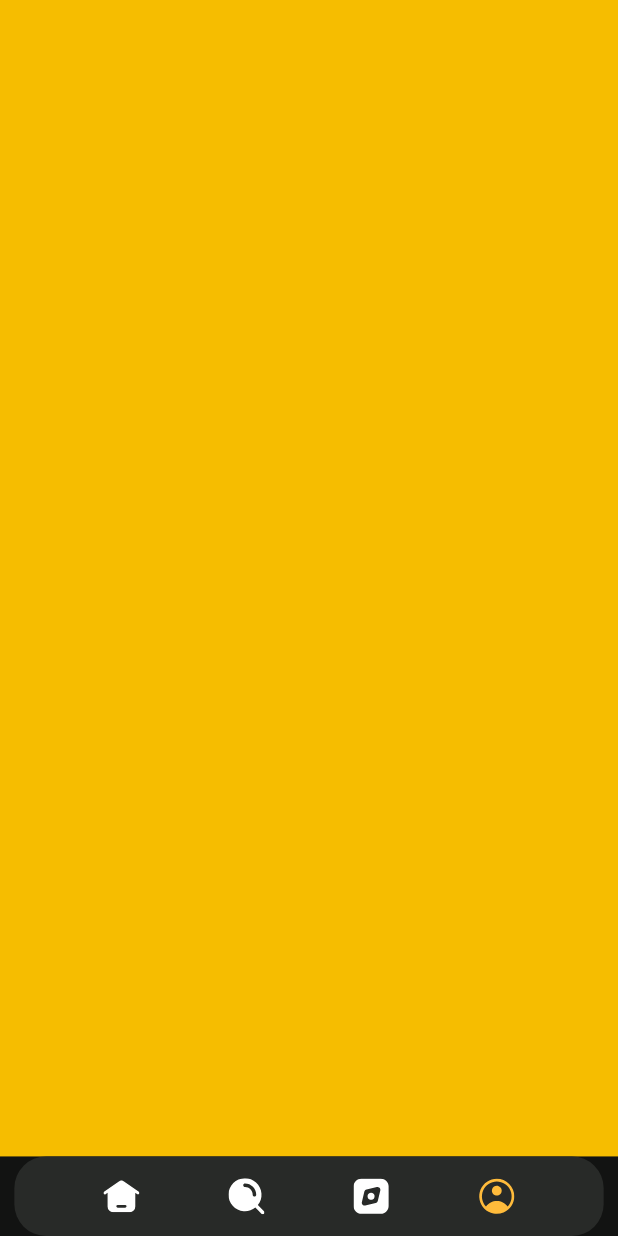
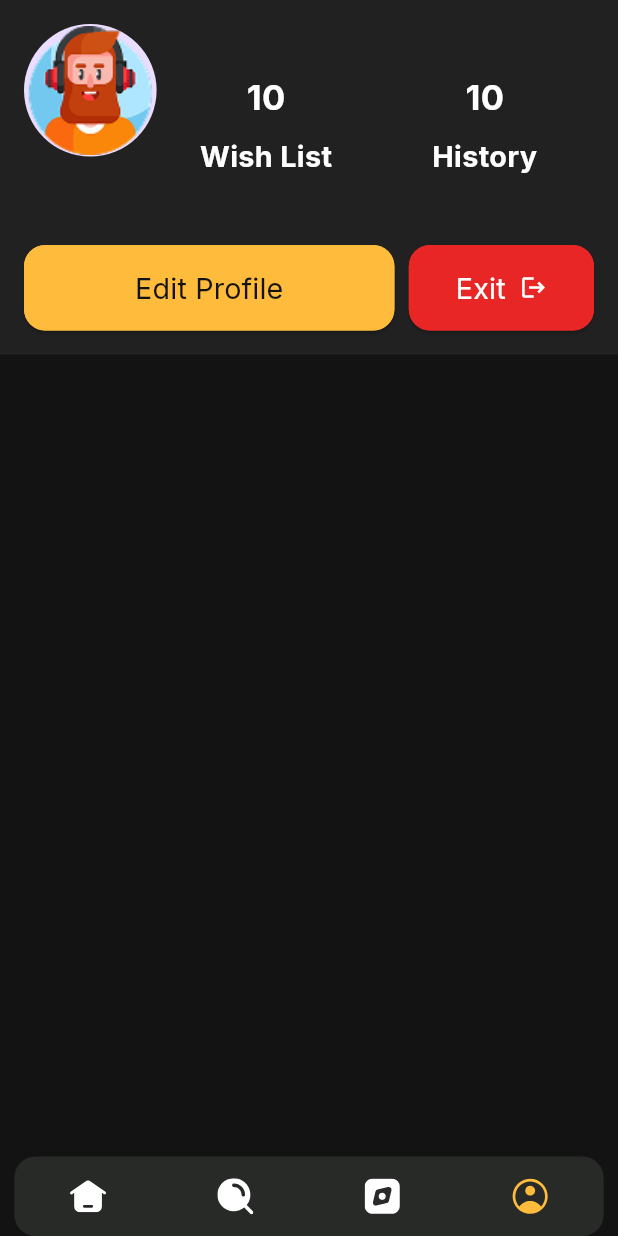
Before and after one commit to HossamHesham2/movie_app, a Flutter app: the MainLayoutView screen opened by its route, item 4 of the bottom bar chosen, on a phone screen of 412 x 824 dp. Run offline on Flutter 3.47's test engine with Material 3 defaults, Android fonts, the phone set to English and light mode, and no system bars; our stand-ins replace bloc, carousel_slider, cloud_firestore, dio, equatable, firebase_auth and 7 more; accounts and stored records are empty; network calls fail.

Commit message:
make Profile View And handel logout logic

```diff
--- a/lib/Features/login/cubit/login_cubit.dart
+++ b/lib/Features/login/cubit/login_cubit.dart
@@ -47,6 +47,8 @@ class LoginCubit extends Cubit<LoginState> {
         prefs.setBool(ConstantsManager.ISLOGGEDIN_KEY, true);
         print("token : $token");
         emit(LoginSuccess(user.uid));
+        emailController.clear();
+        passwordController.clear();
         return true;
       } else {
         emit(LoginFailure('User not found.'));
--- a/lib/Features/login/view/login_view.dart
+++ b/lib/Features/login/view/login_view.dart
@@ -213,7 +213,7 @@ class _LoginViewState extends State<LoginView> {
                       // TODO : SignIn With Google Button
                       CustomElevatedButton(
                         text: context.appLocalizations!.login_with_google,
-                        widget: Icon(
+                        prefixWidget: Icon(
                           FontAwesomeIcons.google,
                           color: StyleManager.black28,
                           size: 25.sp,
--- /dev/null
+++ b/lib/Features/profile/cubits/profile_cubit.dart
@@ -0,0 +1,8 @@
+import 'package:bloc/bloc.dart';
+import 'package:meta/meta.dart';
+
+part 'profile_state.dart';
+
+class ProfileCubit extends Cubit<ProfileState> {
+  ProfileCubit() : super(ProfileInitial());
+}
--- /dev/null
+++ b/lib/Features/profile/cubits/profile_state.dart
@@ -0,0 +1,6 @@
+part of 'profile_cubit.dart';
+
+@immutable
+sealed class ProfileState {}
+
+final class ProfileInitial extends ProfileState {}
--- a/lib/Features/profile/view/profile_view.dart
+++ b/lib/Features/profile/view/profile_view.dart
@@ -1,13 +1,133 @@
+import 'package:firebase_auth/firebase_auth.dart';
 import 'package:flutter/material.dart';
+import 'package:flutter_screenutil/flutter_screenutil.dart';
+import 'package:movie_app/config/routes/routes_manager.dart';
+import 'package:movie_app/core/assets/assets_manager.dart';
+import 'package:movie_app/core/constants/constants_manager.dart';
+import 'package:movie_app/core/extensions/build_context_extension.dart';
 import 'package:movie_app/core/styles/style_manager.dart';
+import 'package:movie_app/widgets/custom_elevated_button.dart';
+import 'package:movie_app/widgets/custom_history.dart';
+import 'package:movie_app/widgets/custom_profile_image.dart';
+import 'package:movie_app/widgets/custom_text_button.dart';
+import 'package:shared_preferences/shared_preferences.dart';
 
-class ProfileView extends StatelessWidget {
+class ProfileView extends StatefulWidget {
   const ProfileView({super.key});
+
+  @override
+  State<ProfileView> createState() => _ProfileViewState();
+}
+
+class _ProfileViewState extends State<ProfileView> {
+  final user = FirebaseAuth.instance.currentUser;
+
+  // Name, email address, and profile photo URL
+  late final name = user?.displayName ?? "";
 
   @override
   Widget build(BuildContext context) {
     return Scaffold(
-      backgroundColor: StyleManager.yellowF6,
+      body: Column(
+        children: [
+          Container(
+            padding: EdgeInsets.all(16),
+            decoration: BoxDecoration(color: StyleManager.black21),
+            child: SafeArea(
+              child: Column(
+                children: [
+                  Row(
+                    mainAxisAlignment: MainAxisAlignment.spaceBetween,
+                    children: [
+                      CustomProfileImage(
+                        name: name,
+                        imageProfile: PngManager.avatar1,
+                      ),
+                      Expanded(
+                        child: CustomHistory(
+                          number: "10",
+                          text: context.appLocalizations!.wish_list,
+                        ),
+                      ),
+                      Expanded(
+                        child: CustomHistory(
+                          number: "10",
+                          text: context.appLocalizations!.history,
+                        ),
+                      ),
+                    ],
+                  ),
+                  SizedBox(height: 15.h),
+                  Row(
+                    children: [
+                      Expanded(
+                        flex: 2,
+                        child: CustomElevatedButton(
+                          text: context.appLocalizations!.edit_profile,
+                          borderColor: StyleManager.yellowFB,
+                          backgroundColor: StyleManager.yellowFB,
+                          textColor: StyleManager.black12,
+                          onPressed: () {},
+                        ),
+                      ),
+                      SizedBox(width: 10.w),
+                      Expanded(
+                        child: CustomElevatedButton(
+                          text: context.appLocalizations!.exit,
+                          suffixWidget: Icon(
+                            Icons.logout,
+                            color: StyleManager.white,
+                          ),
+                          borderColor: StyleManager.redF8,
+                          backgroundColor: StyleManager.redF8,
+                          textColor: StyleManager.white,
+                          onPressed: () async {
+                            final prefs = await SharedPreferences.getInstance();
+                            await prefs.setBool(
+                              ConstantsManager.ISLOGGEDIN_KEY,
+                              false,
+                            );
+                            await FirebaseAuth.instance.signOut();
+                            showDialog(
+                              context: context,
+                              builder: (context) => AlertDialog(
+                                backgroundColor: StyleManager.black12,
+                                title: Text(
+                                  context.appLocalizations!.logout,
+                                  style: StyleManager.bold20.copyWith(
+                                    color: StyleManager.white,
+                                  ),
+                                ),
+                                content: Text(
+                                  context.appLocalizations!.logout_successfully,
+                                  style: StyleManager.regular16.copyWith(
+                                    color: StyleManager.white,
+                                  ),
+                                ),
+                                actions: [
+                                  CustomTextButton(
+                                    text: context.appLocalizations!.ok,
+                                    onPressed: () =>
+                                        Navigator.pushNamedAndRemoveUntil(
+                                          context,
+                                          RoutesManager.loginView,
+                                          (route) => false,
+                                        ),
+                                  ),
+                                ],
+                              ),
+                            );
+                          },
+                        ),
+                      ),
+                    ],
+                  ),
+                ],
+              ),
+            ),
+          ),
+        ],
+      ),
     );
   }
 }
--- a/lib/config/language/l10n/app_ar.arb
+++ b/lib/config/language/l10n/app_ar.arb
@@ -42,5 +42,11 @@
   "ok": "حسنا",
   "register_successfully": "تم إنشاء الحساب بنجاح",
   "login_successfully": "تم التسجيل بنجاح",
-  "go": "اذهب"
+  "logout_successfully": "تم تسجيل الخروج بنجاح",
+  "logout": "تسجيل الخروج",
+  "go": "اذهب",
+  "exit": "خروج",
+  "history": "السجل",
+  "wish_list": "قائمة الرغبات",
+  "edit_profile": "تعديل الملف الشخصي"
 }
--- a/lib/config/language/l10n/app_en.arb
+++ b/lib/config/language/l10n/app_en.arb
@@ -3,6 +3,7 @@
   "password": "Password",
   "forget_password": "Forget Password ?",
   "login": "Login",
+  "logout": "Logout",
   "dont_have_account": "Don’t Have Account ?",
   "create_one": "Create One",
   "or": "OR",
@@ -42,5 +43,10 @@
   "ok": "Ok",
   "register_successfully": "Register successfully",
   "login_successfully": "Login successfully",
-  "go": "Go"
+  "logout_successfully": "Logout successfully",
+  "go": "Go",
+  "exit": "Exit",
+  "history": "History",
+  "wish_list": "Wish List",
+  "edit_profile": "Edit Profile"
 }
--- a/lib/config/language/l10n/app_localizations.dart
+++ b/lib/config/language/l10n/app_localizations.dart
@@ -121,6 +121,12 @@ abstract class AppLocalizations {
   /// In en, this message translates to:
   /// **'Login'**
   String get login;
+
+  /// No description provided for @logout.
+  ///
+  /// In en, this message translates to:
+  /// **'Logout'**
+  String get logout;
 
   /// No description provided for @dont_have_account.
   ///
@@ -356,11 +362,41 @@ abstract class AppLocalizations {
   /// **'Login successfully'**
   String get login_successfully;
 
+  /// No description provided for @logout_successfully.
+  ///
+  /// In en, this message translates to:
+  /// **'Logout successfully'**
+  String get logout_successfully;
+
   /// No description provided for @go.
   ///
   /// In en, this message translates to:
   /// **'Go'**
   String get go;
+
+  /// No description provided for @exit.
+  ///
+  /// In en, this message translates to:
+  /// **'Exit'**
+  String get exit;
+
+  /// No description provided for @history.
+  ///
+  /// In en, this message translates to:
+  /// **'History'**
+  String get history;
+
+  /// No description provided for @wish_list.
+  ///
+  /// In en, this message translates to:
+  /// **'Wish List'**
+  String get wish_list;
+
+  /// No description provided for @edit_profile.
+  ///
+  /// In en, this message translates to:
+  /// **'Edit Profile'**
+  String get edit_profile;
 }
 
 class _AppLocalizationsDelegate
--- a/lib/config/language/l10n/app_localizations_ar.dart
+++ b/lib/config/language/l10n/app_localizations_ar.dart
@@ -19,6 +19,9 @@ class AppLocalizationsAr extends AppLocalizations {
 
   @override
   String get login => 'تسجيل الدخول';
+
+  @override
+  String get logout => 'تسجيل الخروج';
 
   @override
   String get dont_have_account => 'ليس لديك حساب؟';
@@ -144,5 +147,20 @@ class AppLocalizationsAr extends AppLocalizations {
   String get login_successfully => 'تم التسجيل بنجاح';
 
   @override
+  String get logout_successfully => 'تم تسجيل الخروج بنجاح';
+
+  @override
   String get go => 'اذهب';
+
+  @override
+  String get exit => 'خروج';
+
+  @override
+  String get history => 'السجل';
+
+  @override
+  String get wish_list => 'قائمة الرغبات';
+
+  @override
+  String get edit_profile => 'تعديل الملف الشخصي';
 }
--- a/lib/config/language/l10n/app_localizations_en.dart
+++ b/lib/config/language/l10n/app_localizations_en.dart
@@ -19,6 +19,9 @@ class AppLocalizationsEn extends AppLocalizations {
 
   @override
   String get login => 'Login';
+
+  @override
+  String get logout => 'Logout';
 
   @override
   String get dont_have_account => 'Don’t Have Account ?';
@@ -143,5 +146,20 @@ class AppLocalizationsEn extends AppLocalizations {
   String get login_successfully => 'Login successfully';
 
   @override
+  String get logout_successfully => 'Logout successfully';
+
+  @override
   String get go => 'Go';
+
+  @override
+  String get exit => 'Exit';
+
+  @override
+  String get history => 'History';
+
+  @override
+  String get wish_list => 'Wish List';
+
+  @override
+  String get edit_profile => 'Edit Profile';
 }
--- a/lib/core/styles/style_manager.dart
+++ b/lib/core/styles/style_manager.dart
@@ -5,6 +5,7 @@ import 'package:google_fonts/google_fonts.dart';
 class StyleManager {
   // Colors
   static Color black12 = Color(0xFF121312);
+  static Color black21 = Color(0xFF212121);
   static Color black28 = Color(0xFF282A28);
   static Color white = Color(0xFFFFFFFF);
   static Color green57 = Color(0xFF57AA53);
--- a/lib/widgets/custom_bottom_navigation_bar.dart
+++ b/lib/widgets/custom_bottom_navigation_bar.dart
@@ -26,10 +26,10 @@ class _CustomBottomNavigationBarState extends State<CustomBottomNavigationBar> {
         height: 60.h,
         decoration: BoxDecoration(
           color: StyleManager.black28,
-          borderRadius: BorderRadius.circular(24.r),
+          borderRadius: BorderRadius.circular(16.r),
         ),
         child: Row(
-          mainAxisAlignment: MainAxisAlignment.spaceEvenly,
+          mainAxisAlignment: MainAxisAlignment.spaceAround,
           children: [
             GestureDetector(
               onTap: () {
--- a/lib/widgets/custom_elevated_button.dart
+++ b/lib/widgets/custom_elevated_button.dart
@@ -10,7 +10,8 @@ class CustomElevatedButton extends StatelessWidget {
   final Color textColor;
 
   final String text;
-  final Widget? widget;
+  final Widget? prefixWidget;
+  final Widget? suffixWidget;
 
   const CustomElevatedButton({
     super.key,
@@ -19,7 +20,8 @@ class CustomElevatedButton extends StatelessWidget {
     required this.borderColor,
     required this.backgroundColor,
     required this.textColor,
-    this.widget,
+    this.prefixWidget,
+    this.suffixWidget,
   });
 
   @override
@@ -40,12 +42,15 @@ class CustomElevatedButton extends StatelessWidget {
           spacing: 10.w,
           mainAxisAlignment: MainAxisAlignment.center,
           children: [
-            if (context.isEnglish) ?widget,
+            if (context.isEnglish) ?prefixWidget,
+            if (context.isArabic) ?suffixWidget,
+
             Text(
               text,
               style: StyleManager.regular20.copyWith(color: textColor),
             ),
-            if (context.isArabic) ?widget,
+            if (context.isArabic) ?prefixWidget,
+            if (context.isEnglish) ?suffixWidget,
           ],
         ),
       ),
--- /dev/null
+++ b/lib/widgets/custom_history.dart
@@ -0,0 +1,27 @@
+import 'package:flutter/material.dart';
+import 'package:flutter_screenutil/flutter_screenutil.dart';
+import 'package:movie_app/core/styles/style_manager.dart';
+
+class CustomHistory extends StatelessWidget {
+  final String number;
+  final String text;
+
+  const CustomHistory({super.key, required this.number, required this.text});
+
+  @override
+  Widget build(BuildContext context) {
+    return Column(
+      children: [
+        Text(
+          number,
+          style: StyleManager.bold24.copyWith(color: StyleManager.white),
+        ),
+        SizedBox(height: 10.h),
+        Text(
+          text,
+          style: StyleManager.bold20.copyWith(color: StyleManager.white),
+        ),
+      ],
+    );
+  }
+}
--- /dev/null
+++ b/lib/widgets/custom_profile_image.dart
@@ -0,0 +1,28 @@
+import 'package:flutter/material.dart';
+import 'package:flutter_screenutil/flutter_screenutil.dart';
+import 'package:movie_app/core/styles/style_manager.dart';
+
+class CustomProfileImage extends StatelessWidget {
+  final String name;
+  final String imageProfile;
+
+  const CustomProfileImage({
+    super.key,
+    required this.name,
+    required this.imageProfile,
+  });
+
+  @override
+  Widget build(BuildContext context) {
+    return Column(
+      children: [
+        CircleAvatar(child: Image.asset(imageProfile), radius: 50.r),
+        SizedBox(height: 20.h),
+        Text(
+          name,
+          style: StyleManager.bold20.copyWith(color: StyleManager.white),
+        ),
+      ],
+    );
+  }
+}
```
